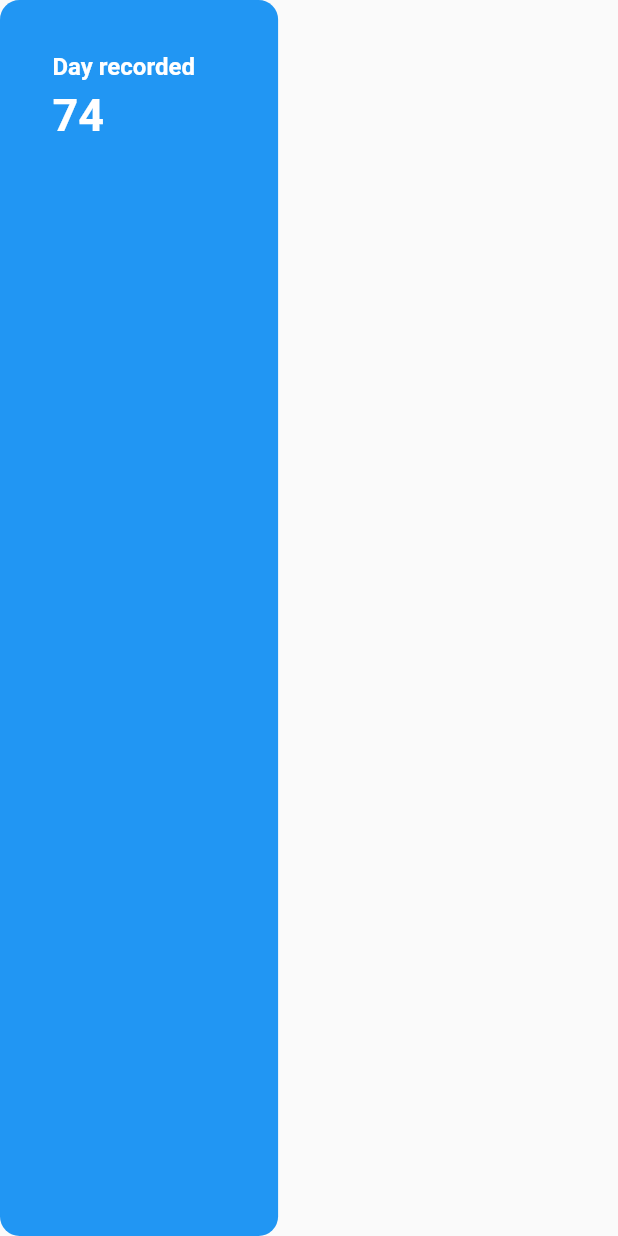
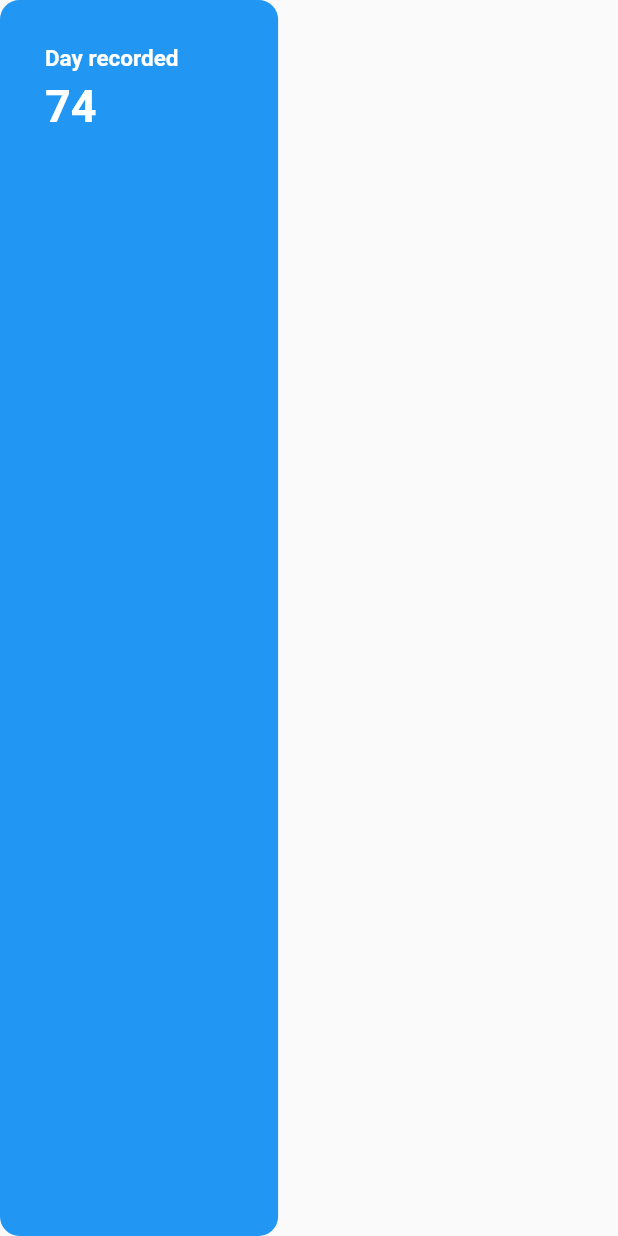
Before and after one commit to johnwanjema/Book_keepa, a Flutter app: what statsCard() shows on an empty page, opened directly, on a phone screen of 412 x 824 dp. Run offline on Flutter 3.47's test engine with Material 2 defaults, Android fonts, the phone set to English and light mode, and no system bars; network calls fail.

Commit message:
update stats card

```diff
--- a/lib/widgets/statsCard.dart
+++ b/lib/widgets/statsCard.dart
@@ -15,7 +15,7 @@ class statsCard extends StatelessWidget {
   Widget build(BuildContext context) {
     var size = MediaQuery.of(context).size; //give height and width of device
     return Container(
-      padding: EdgeInsets.all(35),
+      padding: EdgeInsets.all(30),
       width: size.width * 0.45,
       // height: size.height * .15,
       decoration: BoxDecoration(
@@ -25,9 +25,9 @@ class statsCard extends StatelessWidget {
         crossAxisAlignment: CrossAxisAlignment.start,
         children: <Widget>[
           Text( title,
-              textAlign: TextAlign.center,
+              // textAlign: TextAlign.center,
               style:
-              TextStyle(fontSize: 16, color: Colors.white,
+              TextStyle(fontSize: 15, color: Colors.white,
                   fontWeight: FontWeight.bold
               )),
           SizedBox(
```
